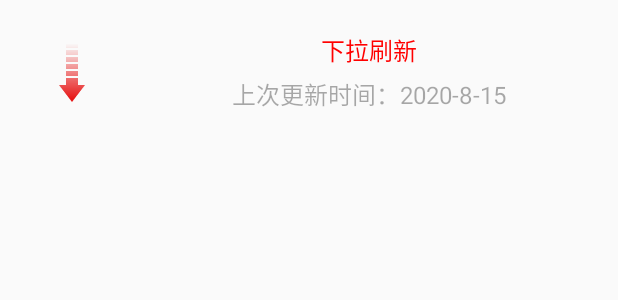
After one commit to manacles/android, an Android app: the layout refresh_header.xml on its own in the app's theme, with its tools: preview values and no code run, on a phone screen of 412 x 824 dp. The commit adds this screen. Shown: the top 300 px of the screen. Run offline under Robolectric (Android 15) with nearby library versions, the phone set to English and light mode, and no system bars.

Commit message:
2020.08.15 完成新闻页签页自定义ListView下拉刷新、上拉加载更多

```diff
--- /dev/null
+++ b/app/src/main/res/drawable/custom_progressbar.xml
@@ -0,0 +1,20 @@
+<?xml version="1.0" encoding="utf-8"?>
+<rotate xmlns:android="http://schemas.android.com/apk/res/android"
+    android:fromDegrees="0"
+    android:pivotX="50%"
+    android:pivotY="50%"
+    android:toDegrees="360">
+    <shape
+        android:innerRadiusRatio="2.5"
+        android:shape="ring"
+        android:thicknessRatio="15"
+        android:useLevel="false">
+
+        <gradient
+            android:centerColor="#88ff0000"
+            android:endColor="#ffffff"
+            android:startColor="#ff0000"
+            android:type="sweep" />
+
+    </shape>
+</rotate>
--- /dev/null
+++ b/app/src/main/res/layout/refresh_header.xml
@@ -0,0 +1,65 @@
+<?xml version="1.0" encoding="utf-8"?>
+<LinearLayout xmlns:android="http://schemas.android.com/apk/res/android"
+    android:layout_width="match_parent"
+    android:layout_height="wrap_content"
+    android:orientation="vertical">
+
+    <!--下拉刷新控件-->
+    <LinearLayout
+        android:id="@+id/ll_pull_down_refresh"
+        android:layout_width="match_parent"
+        android:layout_height="wrap_content"
+        android:orientation="horizontal"
+        android:padding="8dp">
+
+        <FrameLayout
+            android:layout_width="80dp"
+            android:layout_height="80dp">
+
+            <ImageView
+                android:id="@+id/iv_arrow"
+                android:layout_width="wrap_content"
+                android:layout_height="wrap_content"
+                android:layout_gravity="center"
+                android:src="@drawable/common_listview_headview_red_arrow" />
+
+            <ProgressBar
+                android:id="@+id/progressbar_status"
+                android:layout_width="wrap_content"
+                android:layout_height="wrap_content"
+                android:layout_gravity="center"
+                android:indeterminateDrawable="@drawable/custom_progressbar"
+                android:visibility="gone" />
+        </FrameLayout>
+
+        <LinearLayout
+            android:layout_width="match_parent"
+            android:layout_height="wrap_content"
+            android:layout_gravity="center_vertical"
+            android:orientation="vertical">
+
+            <TextView
+                android:id="@+id/tv_status"
+                android:layout_width="match_parent"
+                android:layout_height="wrap_content"
+                android:gravity="center_horizontal"
+                android:text="下拉刷新"
+                android:textColor="#ff0000"
+                android:textSize="16sp" />
+
+            <TextView
+                android:id="@+id/tv_time"
+                android:layout_width="match_parent"
+                android:layout_height="wrap_content"
+                android:layout_marginTop="5dp"
+                android:gravity="center_horizontal"
+                android:text="上次更新时间：2020-8-15"
+                android:textColor="#55000000"
+                android:textSize="16sp" />
+
+        </LinearLayout>
+    </LinearLayout>
+
+    <!--顶部轮播图部分-->
+
+</LinearLayout>
--- a/app/src/main/res/layout/tabdetail_pager.xml
+++ b/app/src/main/res/layout/tabdetail_pager.xml
@@ -4,7 +4,7 @@
     android:layout_height="match_parent"
     android:orientation="vertical">
 
-    <ListView
+    <com.example.beijingnews.view.RefreshListview
         android:id="@+id/listview"
         android:layout_width="match_parent"
         android:layout_height="match_parent"
```
Also changed, not shown: app/src/main/java/com/example/beijingnews/menudetailpager/tabdetailpager/TabDetailPager.java (+102 -6 lines), app/src/main/java/com/example/beijingnews/view/RefreshListview.java (added, +330 -0 lines), app/src/main/res/layout/refresh_footer.xml (added, +25 -0 lines), app/src/main/res/drawable-hdpi/common_listview_headview_red_arrow.png (added).
